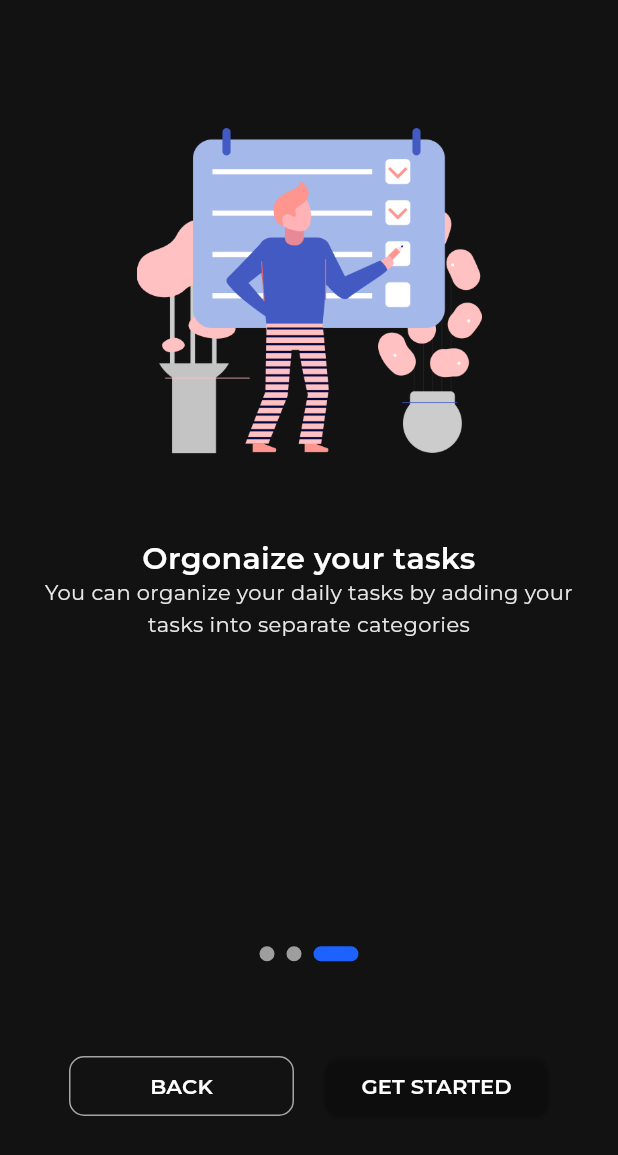
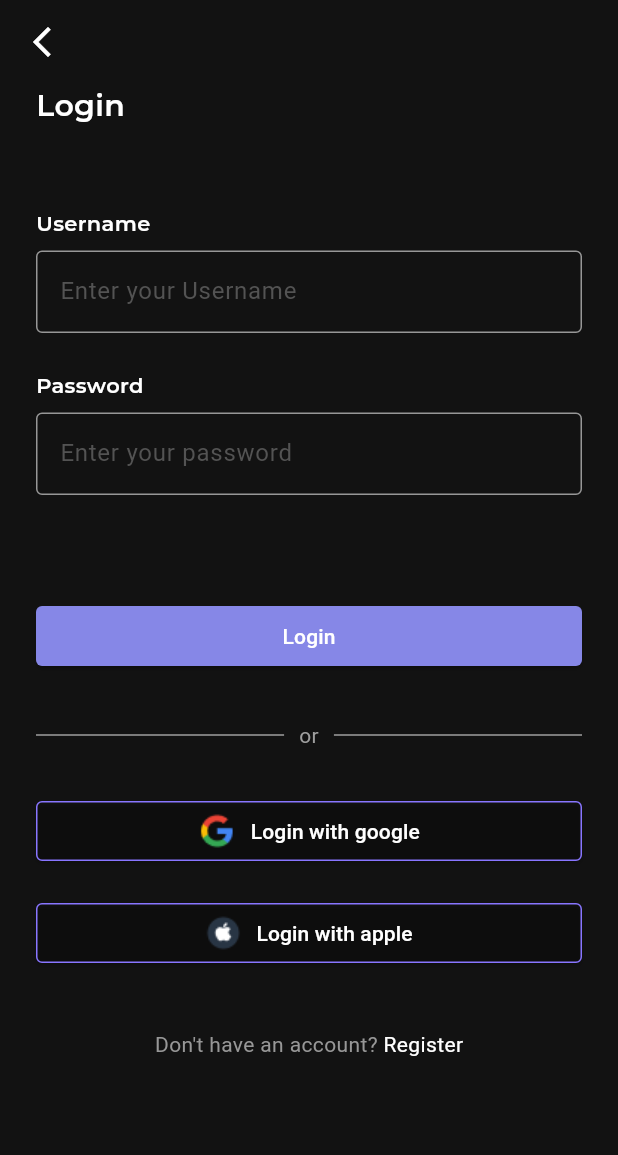
Before and after one commit to firstkiadityaf12/Flutter-Milestone5, a Flutter app: the screen it shows after launch, after a tap on "BACK", after a tap on "GET STARTED", on a phone screen of 412 x 824 dp. Shown: the top 1155 px of the screen. Run offline on Flutter 3.47's test engine with Material 3 defaults, Android fonts, the phone set to English and light mode, and no system bars; drawn by our look-alikes of smooth_page_indicator; project files that could hold a hidden picture were left out.

Commit message:
update login and register page

```diff
--- /dev/null
+++ b/devtools_options.yaml
@@ -0,0 +1 @@
+extensions:
--- a/lib/main.dart
+++ b/lib/main.dart
@@ -1,7 +1,11 @@
 import 'package:flutter/material.dart';
+import 'package:todolist_app/pages/login.dart';
 import 'package:todolist_app/pages/onboarding_controller.dart';
+import 'package:provider/provider.dart';
+import 'package:todolist_app/pages/register.dart';
+import 'package:todolist_app/shared/theme/color.dart';
 
-void main(){
+void main() {
   runApp(const MyApp());
 }
 
@@ -10,17 +14,27 @@ class MyApp extends StatelessWidget {
 
   @override
   Widget build(BuildContext context) {
-    return MaterialApp(
-      title: 'Flutter To Do List APp',
+    return MultiProvider(
+      providers: [
+        ChangeNotifierProvider(
+          create: (context) {},
+        )
+      ],
+      child: MaterialApp(
+        title: 'Flutter To Do List App',
         debugShowCheckedModeBanner: false,
         theme: ThemeData(
           colorScheme: ColorScheme.fromSeed(seedColor: Colors.deepPurple),
           useMaterial3: true,
+          scaffoldBackgroundColor: bgColor,
         ),
         initialRoute: OnBoardingScreen.routeName,
         routes: {
           OnBoardingScreen.routeName: (context) => const OnBoardingScreen(),
+          LoginPage.routName: (context) => const LoginPage(),
+          RegisterPage.routeName: (context) => const RegisterPage(),
         },
+      ),
     );
   }
 }
--- /dev/null
+++ b/lib/pages/login.dart
@@ -0,0 +1,253 @@
+import 'package:flutter/cupertino.dart';
+import 'package:flutter/material.dart';
+import 'package:flutter/widgets.dart';
+import 'package:todolist_app/shared/theme/color.dart';
+import 'package:todolist_app/shared/theme/font.dart';
+
+class LoginPage extends StatefulWidget {
+  static const routName = '/login';
+  const LoginPage({super.key});
+
+  @override
+  State<LoginPage> createState() => _LoginPageState();
+}
+
+class _LoginPageState extends State<LoginPage> {
+  TextEditingController usernameC = TextEditingController();
+  TextEditingController passwordC = TextEditingController();
+
+  @override
+  Widget build(BuildContext context) {
+    return Scaffold(
+      appBar: AppBar(
+        automaticallyImplyLeading: false,
+        backgroundColor: bgColor,
+        leading: IconButton(
+          onPressed: () {
+            Navigator.pop(context);
+          },
+          icon: Icon(Icons.arrow_back_ios_new_outlined),
+          color: Colors.white,
+        ),
+      ),
+      body: SingleChildScrollView(
+        child: Padding(
+          padding: const EdgeInsets.symmetric(horizontal: 24),
+          child: Column(
+            crossAxisAlignment: CrossAxisAlignment.start,
+            children: [
+              Text(
+                'Login',
+                style: headline,
+              ),
+              SizedBox(
+                height: 54,
+              ),
+              Text(
+                'Username',
+                style: sectionHeader,
+              ),
+              SizedBox(
+                height: 8,
+              ),
+              SizedBox(
+                height: 55,
+                child: TextField(
+                  controller: usernameC,
+                  style: TextStyle(color: Colors.white),
+                  cursorColor: Colors.white,
+                  autocorrect: false,
+                  decoration: InputDecoration(
+                    hintText: 'Enter your Username',
+                    hintStyle: TextStyle(
+                      color: Color(0xFF535353),
+                    ),
+                    enabledBorder: OutlineInputBorder(
+                      borderRadius: BorderRadius.circular(4),
+                      borderSide: BorderSide(
+                        color: Color(0xFF979797),
+                      ),
+                    ),
+                    focusedBorder: OutlineInputBorder(
+                      borderRadius: BorderRadius.circular(4),
+                      borderSide: BorderSide(
+                        color: Color(0xFFFFFFFF),
+                      ),
+                    ),
+                  ),
+                ),
+              ),
+              SizedBox(
+                height: 25,
+              ),
+              Text(
+                'Password',
+                style: sectionHeader,
+              ),
+              SizedBox(
+                height: 8,
+              ),
+              SizedBox(
+                height: 55,
+                child: TextField(
+                  controller: passwordC,
+                  style: TextStyle(color: Colors.white),
+                  cursorColor: Colors.white,
+                  autocorrect: false,
+                  obscureText: true,
+                  decoration: InputDecoration(
+                    fillColor: Colors.white,
+                    hintText: 'Enter your password',
+                    hintStyle: TextStyle(
+                      color: Color(0xFF535353),
+                    ),
+                    enabledBorder: OutlineInputBorder(
+                      borderRadius: BorderRadius.circular(4),
+                      borderSide: BorderSide(
+                        color: Color(0xFF979797),
+                      ),
+                    ),
+                    focusedBorder: OutlineInputBorder(
+                      borderRadius: BorderRadius.circular(4),
+                      borderSide: BorderSide(
+                        color: Color(0xFFFFFFFF),
+                      ),
+                    ),
+                  ),
+                ),
+              ),
+              SizedBox(
+                height: 70,
+              ),
+              SizedBox(
+                width: double.infinity,
+                child: ElevatedButton(
+                  onPressed: () {},
+                  style: ElevatedButton.styleFrom(
+                    backgroundColor: Color(0xFF8687E7),
+                    shape: RoundedRectangleBorder(
+                      borderRadius: BorderRadius.circular(4),
+                    ),
+                  ),
+                  child: Text(
+                    'Login',
+                    style: TextStyle(color: Colors.white),
+                  ),
+                ),
+              ),
+              SizedBox(
+                height: 32,
+              ),
+              Row(
+                children: <Widget>[
+                  Expanded(
+                    child: Divider(
+                      color: Colors.grey,
+                    ),
+                  ),
+                  Padding(
+                    padding: const EdgeInsets.symmetric(horizontal: 10),
+                    child: Text(
+                      "or",
+                      style: TextStyle(color: Colors.grey),
+                    ),
+                  ),
+                  Expanded(
+                    child: Divider(
+                      color: Colors.grey,
+                    ),
+                  ),
+                ],
+              ),
+              SizedBox(
+                height: 30,
+              ),
+              SizedBox(
+                width: double.infinity,
+                child: ElevatedButton(
+                  onPressed: () {},
+                  style: ElevatedButton.styleFrom(
+                    backgroundColor: primaryColor,
+                    shape: RoundedRectangleBorder(
+                      borderRadius: BorderRadius.circular(4),
+                      side: BorderSide(
+                        color: Color(0xFF8875FF),
+                      ),
+                    ),
+                  ),
+                  child: Row(
+                    mainAxisAlignment: MainAxisAlignment.center,
+                    children: [
+                      Image.asset('assets/img/google.png'),
+                      SizedBox(
+                        width: 10,
+                      ),
+                      Text(
+                        'Login with google',
+                        style: TextStyle(color: Colors.white),
+                      ),
+                    ],
+                  ),
+                ),
+              ),
+              SizedBox(
+                height: 20,
+              ),
+              SizedBox(
+                width: double.infinity,
+                child: ElevatedButton(
+                  onPressed: () {},
+                  style: ElevatedButton.styleFrom(
+                    backgroundColor: primaryColor,
+                    shape: RoundedRectangleBorder(
+                      borderRadius: BorderRadius.circular(4),
+                      side: BorderSide(
+                        color: Color(0xFF8875FF),
+                      ),
+                    ),
+                  ),
+                  child: Row(
+                    mainAxisAlignment: MainAxisAlignment.center,
+                    children: [
+                      Image.asset('assets/img/apple.png'),
+                      SizedBox(
+                        width: 10,
+                      ),
+                      Text(
+                        'Login with apple',
+                        style: TextStyle(color: Colors.white),
+                      ),
+                    ],
+                  ),
+                ),
+              ),
+              SizedBox(
+                height: 40,
+              ),
+              Row(
+                mainAxisAlignment: MainAxisAlignment.center,
+                children: [
+                  Text(
+                    'Don\'t have an account? ',
+                    style: TextStyle(
+                      color: Color(0xFF979797),
+                    ),
+                  ),
+                  GestureDetector(
+                    onTap: () {
+                      Navigator.pushNamed(context, '/register');
+                    },
+                    child: Text(
+                      'Register',
+                      style: TextStyle(color: Colors.white),
+                    ),
+                  )
+                ],
+              ),
+            ],
+          ),
+        ),
+      ),
+    );
+  }
+}
--- a/lib/pages/onboarding_controller.dart
+++ b/lib/pages/onboarding_controller.dart
@@ -102,13 +102,13 @@ class _OnBoardingScreenState extends State<OnBoardingScreen> {
                         ? ElevatedButton(
                             onPressed: () {
                               // Handle Register button press
-                              Navigator.pushNamed(context, '/Login');
+                              Navigator.pushNamed(context, '/login');
                             },
                             style: ElevatedButton.styleFrom(
                               shape: RoundedRectangleBorder(
                                 borderRadius: BorderRadius.circular(10),
                               ),
-                              primary: Color.fromARGB(0, 136, 117, 255),
+                              backgroundColor: Color.fromARGB(0, 136, 117, 255),
                             ),
                             child: Text(
                               'GET STARTED',
@@ -125,7 +125,7 @@ class _OnBoardingScreenState extends State<OnBoardingScreen> {
                               shape: RoundedRectangleBorder(
                                 borderRadius: BorderRadius.circular(10),
                               ),
-                              primary: Color.fromARGB(0, 136, 117, 255),
+                              backgroundColor: Color.fromARGB(0, 136, 117, 255),
                             ),
                             child: Text(
                               'NEXT',
--- a/lib/shared/theme/color.dart
+++ b/lib/shared/theme/color.dart
@@ -1,3 +1,4 @@
 import 'package:flutter/material.dart';
 
 const Color primaryColor = Color(0x8875FF);
+const Color bgColor = Color(0xFF121212);
```
Also changed, not shown: lib/pages/register.dart (added, +291 -0 lines), pubspec.yaml (+4 -11 lines), assets/img/apple.png (added), assets/img/google.png (added), pubspec.lock.
